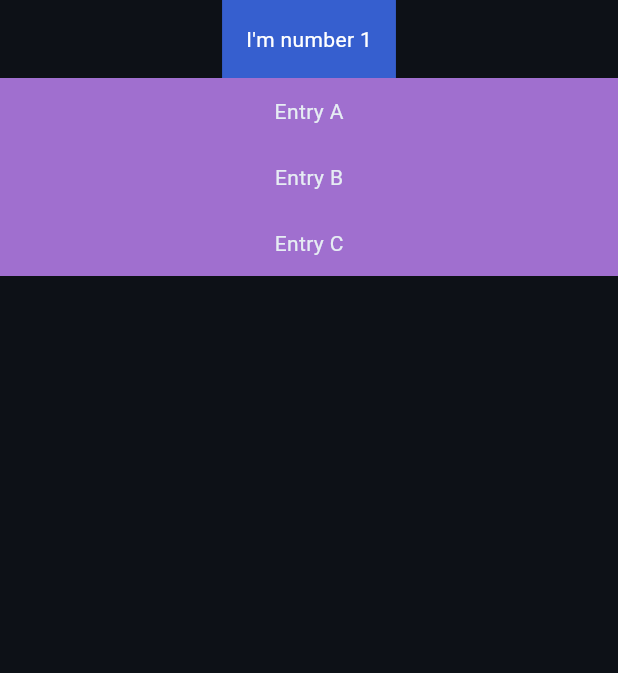
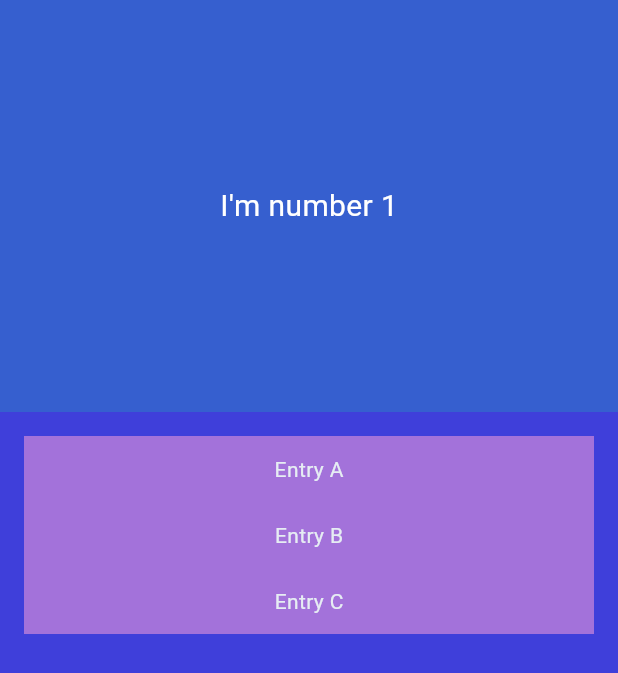
Before and after one commit to SQ77/MarketMirror, a Flutter app: the LeaderboardPage widget shown alone on an empty page, opened directly, on a phone screen of 412 x 824 dp. Shown: the top 673 px of the screen. Run offline on Flutter 3.47's test engine with Material 3 defaults, Android fonts, the phone set to English and light mode, and no system bars; our stand-ins replace flutter_dotenv, supabase_flutter; accounts and stored records are empty; network calls fail.

Commit message:
Update css

```diff
--- a/lib/pages/news/leaderboard_page.dart
+++ b/lib/pages/news/leaderboard_page.dart
@@ -9,12 +9,25 @@ class LeaderboardPage extends StatelessWidget {
   Widget build(BuildContext context) {
     return Column(
       children: [
-        Container(
+        Expanded(
+          flex: 1,
+          child: Container(
+            width: double.infinity,
             color: const Color.fromARGB(237, 57, 101, 221),
-          padding: const EdgeInsets.all(16),
-          child: const Text("I'm number 1", style: TextStyle(color: Colors.white)),
+            alignment: Alignment.center,
+            child: const Text(
+              "I'm number 1",
+              style: TextStyle(color: Colors.white, fontSize: 20),
+            ),
+          ),
         ),
         Expanded(
+          flex: 2,
+          child: Container(
+            color: Color.fromARGB(255, 63, 63, 218),
+            child: Padding(
+              padding: const EdgeInsets.all(16),
+              child: Center(
                 child: ListView.builder(
                   itemCount: entries.length,
                   itemBuilder: (BuildContext context, int index) {
@@ -25,6 +38,8 @@ class LeaderboardPage extends StatelessWidget {
                     );
                   },
                 ),
+            ),)
+          )
         ),
       ],
     );
```
Also changed, not shown: lib/pages/main_page.dart (+4 -4 lines). Lines whose indentation alone changed are shown as unchanged.
